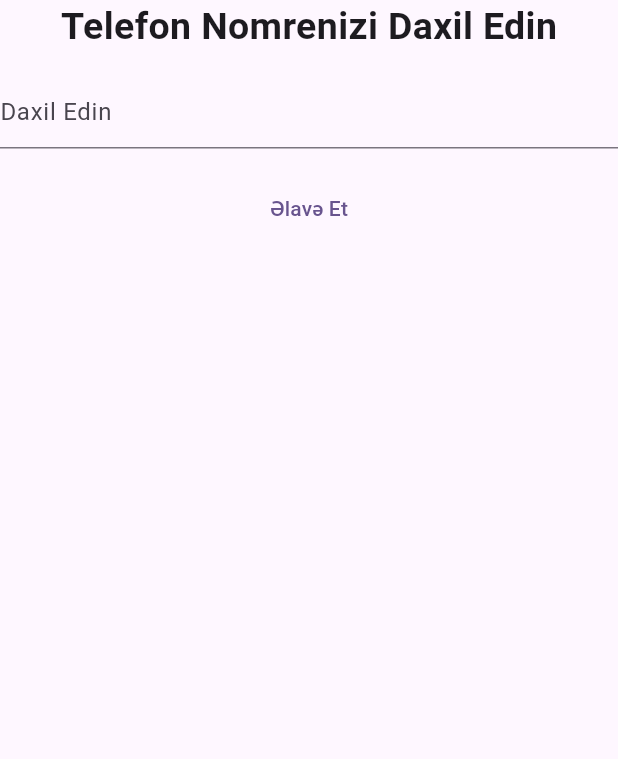
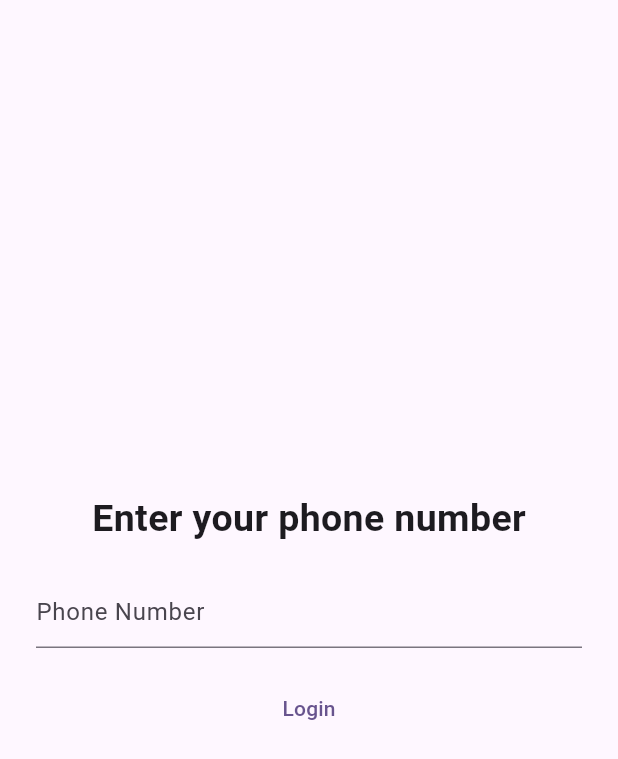
Before and after one commit to soltan0/firebase-first-app, a Flutter app: the UsersAuth screen opened directly, on a phone screen of 412 x 824 dp. Shown: the top 759 px of the screen. Run offline on Flutter 3.47's test engine with Material 3 defaults, Android fonts, the phone set to English and light mode, and no system bars; our stand-ins replace cloud_firestore, firebase_core, flutter_bloc, pinput; accounts and stored records are empty.

Commit message:
- fixed Scaffold issue

```diff
--- a/lib/ui/screens/users/user_auth.dart
+++ b/lib/ui/screens/users/user_auth.dart
@@ -5,22 +5,32 @@ class UsersAuth extends StatelessWidget {
 
   @override
   Widget build(BuildContext context) {
-    return Center(
+    return Scaffold(
+      body: Padding(
+        padding: const EdgeInsets.symmetric(horizontal: 24),
+        child: Center(
           child: Column(
+            mainAxisAlignment: MainAxisAlignment.center,
+            crossAxisAlignment: CrossAxisAlignment.center,
             children: [
               const Text(
-            'Telefon Nomrenizi Daxil Edin',
+                'Enter your phone number',
                 style: TextStyle(fontSize: 25, fontWeight: FontWeight.bold),
               ),
-          const SizedBox(height: 15),
+              const SizedBox(height: 20),
               const TextField(
                 decoration: InputDecoration(
-              hintText: 'Daxil Edin',
+                  hintText: 'Phone Number',
                 ),
               ),
               const SizedBox(height: 16),
-          TextButton(onPressed: () {}, child: const Text('Əlavə Et'))
+              TextButton(
+                onPressed: () {},
+                child: const Text('Login'),
+              ),
             ],
+          ),
+        ),
       ),
     );
   }
```
Lines whose indentation alone changed are shown as unchanged.
